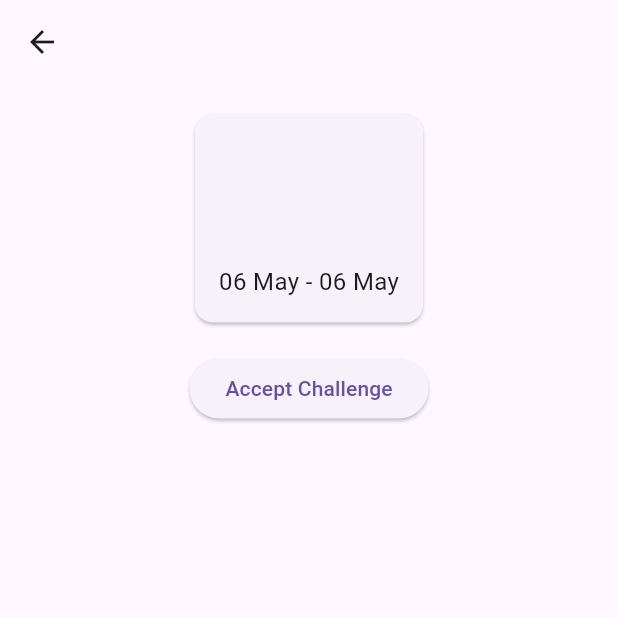
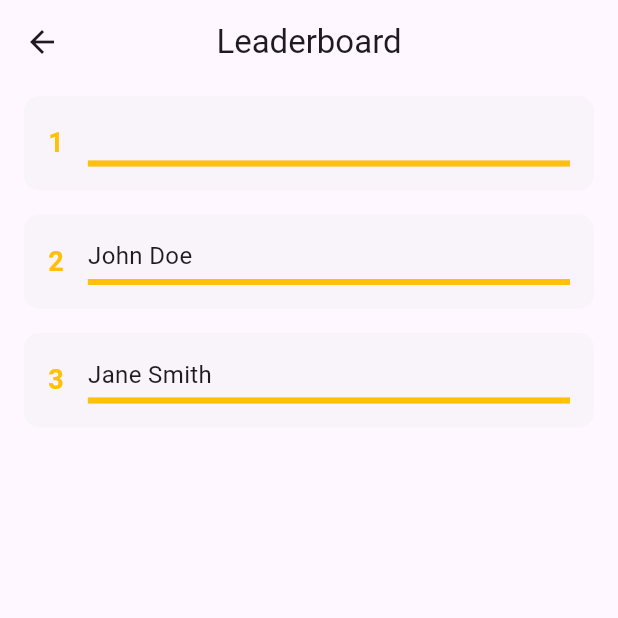
Before and after one commit to 2504pratik/club_plus, a Flutter app: the ChallengeDetailsPage screen opened directly with empty values, after a tap on "Accept Challenge", on a phone screen of 412 x 824 dp, the top half of it. Run offline on Flutter 3.47's test engine with Material 3 defaults, Android fonts, the phone set to English and light mode, and no system bars; our stand-ins replace uni_links; accounts and stored records are empty; network calls fail.

Commit message:
make some changes in UI

```diff
--- a/lib/homepage/challenge_details.dart
+++ b/lib/homepage/challenge_details.dart
@@ -2,6 +2,10 @@ import 'package:flutter/material.dart';
 import 'package:intl/intl.dart';
 
 import 'package:club_plus/models/challenge.dart';
+import 'package:provider/provider.dart';
+
+import '../leaderboard/leaderboard.dart';
+import '../providers/user_provider.dart';
 
 class ChallengeDetailsPage extends StatelessWidget {
   final Challenge challenge;
@@ -10,6 +14,7 @@ class ChallengeDetailsPage extends StatelessWidget {
 
   @override
   Widget build(BuildContext context) {
+    final currentUser = Provider.of<UserProvider>(context).currentUser;
     return Scaffold(
       appBar: AppBar(),
       body: Padding(
@@ -45,7 +50,15 @@ class ChallengeDetailsPage extends StatelessWidget {
               const SizedBox(height: 16),
               ElevatedButton(
                 onPressed: () {
-                  // Handle accepting the challenge
+                  Navigator.push(
+                    context,
+                    MaterialPageRoute(
+                      builder: (context) => LeaderboardPage(
+                        currentUser: currentUser,
+                        challenge: challenge,
+                      ),
+                    ),
+                  );
                 },
                 child: const Text('Accept Challenge'),
               ),
--- /dev/null
+++ b/lib/leaderboard/leaderboard.dart
@@ -0,0 +1,74 @@
+import 'package:flutter/material.dart';
+import 'package:provider/provider.dart';
+import 'package:club_plus/models/user.dart';
+import 'package:club_plus/models/challenge.dart';
+import 'leaderboard_service.dart';
+
+class LeaderboardPage extends StatelessWidget {
+  final User? currentUser;
+  final Challenge challenge;
+
+  const LeaderboardPage({
+    super.key,
+    required this.currentUser,
+    required this.challenge,
+  });
+
+  @override
+  Widget build(BuildContext context) {
+    final leaderboardService = Provider.of<LeaderboardService>(context);
+    final leaderboardEntries =
+        leaderboardService.getLeaderboardEntries(currentUser!, challenge);
+
+    return Scaffold(
+      appBar: AppBar(
+        title: const Text('Leaderboard'),
+        centerTitle: true,
+      ),
+      body: ListView.builder(
+        itemCount: leaderboardEntries.length,
+        itemBuilder: (context, index) {
+          final entry = leaderboardEntries[index];
+          return Container(
+            margin: const EdgeInsets.symmetric(horizontal: 16.0, vertical: 8.0),
+            padding: const EdgeInsets.all(16.0),
+            decoration: BoxDecoration(
+              borderRadius: BorderRadius.circular(10.0),
+              color: index < 3 ? Colors.grey[200]!.withOpacity(0.3) : null,
+            ),
+            child: Row(
+              children: [
+                Text(
+                  (index + 1).toString(),
+                  style: TextStyle(
+                    fontSize: 18.0,
+                    fontWeight: FontWeight.bold,
+                    color: index < 3 ? Colors.amber : Colors.black,
+                  ),
+                ),
+                const SizedBox(width: 16.0),
+                Expanded(
+                  child: Column(
+                    crossAxisAlignment: CrossAxisAlignment.start,
+                    children: [
+                      Text(
+                        entry.name,
+                        style: const TextStyle(fontSize: 16.0),
+                      ),
+                      const SizedBox(height: 4.0),
+                      LinearProgressIndicator(
+                        value: entry.progress,
+                        backgroundColor: Colors.grey[300],
+                        valueColor: AlwaysStoppedAnimation(Colors.amber),
+                      ),
+                    ],
+                  ),
+                ),
+              ],
+            ),
+          );
+        },
+      ),
+    );
+  }
+}
--- /dev/null
+++ b/lib/leaderboard/leaderboard_service.dart
@@ -0,0 +1,110 @@
+import 'package:club_plus/models/activity.dart';
+import 'package:club_plus/models/user.dart';
+
+import '../models/challenge.dart';
+
+class LeaderboardService {
+  final List<User> _users = [
+    User(
+      userId: '1',
+      firstName: 'John',
+      lastName: 'Doe',
+      profilePicUrl: 'https://example.com/john.jpg',
+      activities: [
+        Activity(
+          distance: 10.0,
+          sportType: 'running',
+          startDateLocal: DateTime.now(),
+        ),
+        Activity(
+          distance: 5.0,
+          sportType: 'cycling',
+          startDateLocal: DateTime.now(),
+        ),
+      ],
+    ),
+    User(
+      userId: '2',
+      firstName: 'Jane',
+      lastName: 'Smith',
+      profilePicUrl: 'https://example.com/jane.jpg',
+      activities: [
+        Activity(
+          distance: 8.0,
+          sportType: 'running',
+          startDateLocal: DateTime.now(),
+        ),
+        Activity(
+          distance: 12.0,
+          sportType: 'cycling',
+          startDateLocal: DateTime.now(),
+        ),
+      ],
+    ),
+    // Add more dummy user data
+  ];
+
+  List<User> get users => _users;
+
+  List<LeaderboardEntry> getLeaderboardEntries(
+      User currentUser, Challenge challenge) {
+    // Calculate leaderboard entries based on user activities and challenge criteria
+    List<LeaderboardEntry> leaderboardEntries = [];
+
+    // Calculate the current user's total distance and add them to the leaderboard entries
+    final currentUserActivities = currentUser.activities ?? [];
+    final currentUserTotalDistance =
+        _calculateTotalDistance(currentUserActivities, challenge);
+    leaderboardEntries.add(
+      LeaderboardEntry(
+        name: '${currentUser.firstName} ${currentUser.lastName}',
+        avatarUrl: currentUser.profilePicUrl,
+        progress: currentUserTotalDistance / challenge.target,
+      ),
+    );
+
+    // Calculate and add other users' leaderboard entries
+    for (final user in _users) {
+      final userActivities = user.activities ?? [];
+      final totalDistance = _calculateTotalDistance(userActivities, challenge);
+      leaderboardEntries.add(
+        LeaderboardEntry(
+          name: '${user.firstName} ${user.lastName}',
+          avatarUrl: user.profilePicUrl,
+          progress: totalDistance / challenge.target,
+        ),
+      );
+    }
+
+    // Sort leaderboard entries by progress in descending order
+    leaderboardEntries.sort((a, b) => b.progress.compareTo(a.progress));
+
+    return leaderboardEntries;
+  }
+
+  double _calculateTotalDistance(
+      List<Activity> activities, Challenge challenge) {
+    // Filter activities based on challenge criteria (e.g., sport type, date range)
+    final filteredActivities = activities.where((activity) {
+      // Filter by activity type
+      return activity.sportType.toLowerCase() == challenge.activityType.name;
+      // Add additional filters if needed (e.g., date range)
+    }).toList();
+
+    // Calculate total distance based on filtered activities
+    return filteredActivities.fold<double>(
+        0, (sum, activity) => sum + activity.distance);
+  }
+}
+
+class LeaderboardEntry {
+  final String name;
+  final String avatarUrl;
+  final double progress;
+
+  LeaderboardEntry({
+    required this.name,
+    required this.avatarUrl,
+    required this.progress,
+  });
+}
--- /dev/null
+++ b/lib/models/activity.dart
@@ -0,0 +1,19 @@
+class Activity {
+  final double distance;
+  final String sportType;
+  final DateTime startDateLocal;
+
+  Activity({
+    required this.distance,
+    required this.sportType,
+    required this.startDateLocal,
+  });
+
+  factory Activity.fromJson(Map<String, dynamic> json) {
+    return Activity(
+      distance: json['distance'].toDouble(),
+      sportType: json['sport_type'],
+      startDateLocal: DateTime.parse(json['start_date_local']),
+    );
+  }
+}
--- a/lib/models/challenge.dart
+++ b/lib/models/challenge.dart
@@ -1,4 +1,4 @@
-enum ActivityType { running, swimming, cycling, hiking }
+enum ActivityType { walk, swimming, cycling, hiking }
 
 class Challenge {
   final String challengeId;
@@ -7,8 +7,8 @@ class Challenge {
   final DateTime endDate;
   final ActivityType activityType;
   final String desc;
+  final double target;
 
-  // Constructor
   Challenge({
     required this.challengeId,
     required this.challengeTitle,
@@ -16,22 +16,25 @@ class Challenge {
     required this.endDate,
     required this.activityType,
     required this.desc,
+    required this.target,
   });
 
-  // Constructor to initialize from JSON
-  Challenge.fromJson(Map<String, dynamic> json)
-      : challengeId = json['challengeId'],
-        challengeTitle = json['challengeTitle'],
-        startDate = DateTime.parse(json['startDate']),
-        endDate = DateTime.parse(json['endDate']),
-        activityType = _parseActivityType(json['activityType']),
-        desc = json['desc'];
+  factory Challenge.fromJson(Map<String, dynamic> json) {
+    return Challenge(
+      challengeId: json['challengeId'],
+      challengeTitle: json['challengeTitle'],
+      startDate: DateTime.parse(json['startDate']),
+      endDate: DateTime.parse(json['endDate']),
+      activityType: _parseActivityType(json['activityType']),
+      desc: json['desc'],
+      target: json['target'].toDouble(),
+    );
+  }
 
-  // Helper function to parse ActivityType
   static ActivityType _parseActivityType(String type) {
     switch (type) {
-      case 'running':
-        return ActivityType.running;
+      case 'walk':
+        return ActivityType.walk;
       case 'swimming':
         return ActivityType.swimming;
       case 'cycling':
--- a/lib/models/user.dart
+++ b/lib/models/user.dart
@@ -1,12 +1,17 @@
+import 'activity.dart';
+
 class User {
   final String userId;
   final String firstName;
   final String lastName;
   final String profilePicUrl;
+  final List<Activity>? activities;
 
-  User(
-      {required this.userId,
-      required this.firstName,
-      required this.lastName,
-      required this.profilePicUrl});
+  User({
+    required this.userId,
+    required this.firstName,
+    required this.lastName,
+    required this.profilePicUrl,
+    this.activities,
+  });
 }
--- a/pubspec.yaml
+++ b/pubspec.yaml
@@ -40,7 +40,7 @@ dependencies:
   flutter_web_auth: ^0.5.0
   uni_links: ^0.5.1
   intl: ^0.19.0
-  path_provider: ^2.1.3
+  provider: ^6.1.2
 
 dev_dependencies:
   flutter_test:
```
Also changed, not shown: assets/Challenges.JSON (+13 -65 lines), lib/activitypage/useractivities.dart (added, +82 -0 lines), lib/homepage/homepage.dart (+6 -6 lines), lib/loginpage/loginpage.dart (+37 -8 lines), lib/main.dart (+16 -1 lines), lib/profilepage/profilepage.dart (+11 -2 lines), lib/providers/activity_provider.dart (added, +14 -0 lines), lib/providers/user_provider.dart (added, +13 -0 lines), pubspec.lock, 3 other files.
